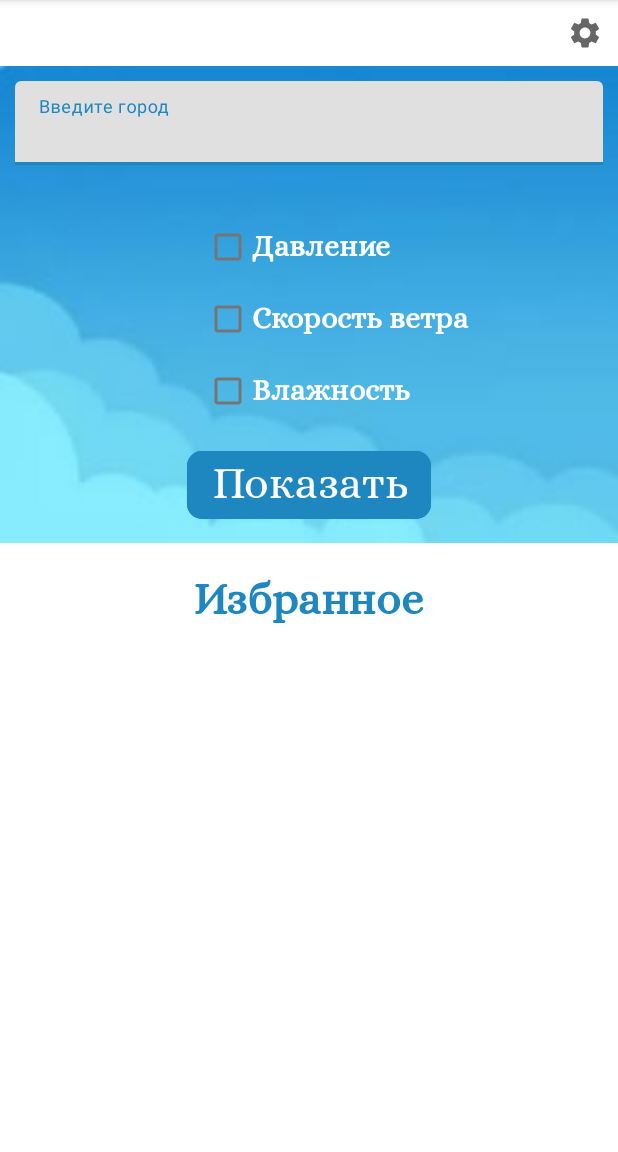
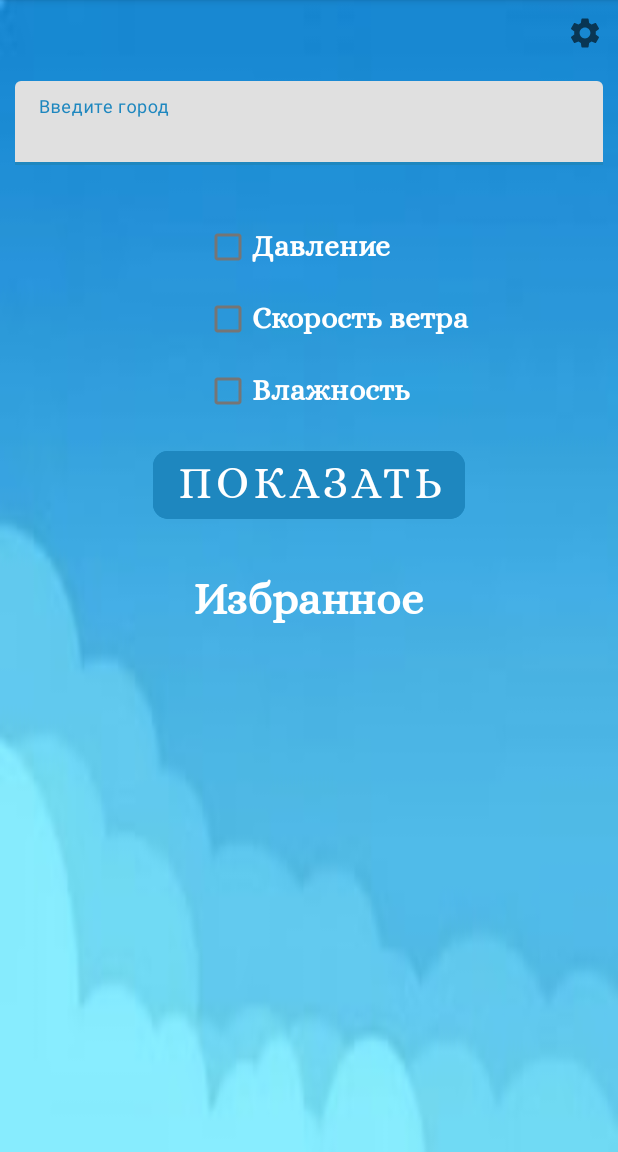
Before and after one commit to AlinaDorozhkina/Weather2, an Android app: the screen it shows after launch (MainActivity), on a phone screen of 412 x 824 dp, the part 84-1236 px from its top. Run offline under Robolectric (Android 15) with nearby library versions, the phone set to English and light mode, and no system bars.

Commit message:
исправила адаптер для избранных городов

```diff
--- a/app/src/main/java/com/example/weatherapp/MainActivity.java
+++ b/app/src/main/java/com/example/weatherapp/MainActivity.java
@@ -7,43 +7,57 @@ import androidx.fragment.app.Fragment;
 import androidx.fragment.app.FragmentManager;
 
 import android.content.Intent;
+import android.content.SharedPreferences;
 import android.os.Bundle;
 import android.util.Log;
 import android.widget.Toast;
 
+import java.util.ArrayList;
+import java.util.HashSet;
+import java.util.List;
+import java.util.Set;
+
 public class MainActivity extends AppCompatActivity {
     private static final String TAG = MainActivity.class.getSimpleName();
+    private final String SAVED_DATA = "savedData";
+    private ArrayList<String> favouritesCities;
+    private FavouritesCityFragment fragment;
+    private SharedPreferences prefs;
 
     @Override
     protected void onCreate(Bundle savedInstanceState) {
         super.onCreate(savedInstanceState);
         setContentView(R.layout.activity_main);
+      //  load();
 
-        String instanceState;
-        if (savedInstanceState == null) {
-            instanceState = "Первый запуск!";
-            Log.d(TAG, "лог: первый запуск");
-        } else {
-            instanceState = "Повторный запуск!";
-            Log.d(TAG, "лог: повторный запуск");
+//        String instanceState;
+//        if (savedInstanceState == null) {
+//            instanceState = "Первый запуск!";
+//            Log.d(TAG, "лог: первый запуск");
+//        } else {
+//            instanceState = "Повторный запуск!";
+//            Log.d(TAG, "лог: повторный запуск");
+//        }
+//        Toast.makeText(getApplicationContext(), instanceState + " - onCreate()", Toast.LENGTH_SHORT).show();
+//        Log.d(TAG, "on create");
+    }
+    private void prepareFavourites (){
+        FragmentManager manager = getSupportFragmentManager();
+        fragment  = (FavouritesCityFragment) manager.findFragmentById(R.id.fragment_for_favorites);
+        if (fragment!=null){
+            fragment.setFavoriteCity(favouritesCities);
         }
-        Toast.makeText(getApplicationContext(), instanceState + " - onCreate()", Toast.LENGTH_SHORT).show();
-        Log.d(TAG, "on create");
     }
 
     @Override
     protected void onActivityResult(int requestCode, int resultCode, @Nullable Intent data) {
         super.onActivityResult(requestCode, resultCode, data);
         if (data != null) {
-            Log.d(TAG, " вызов onActivityResult" + data.getStringExtra(Keys.FAVOURITES));
-            FragmentManager manager = getSupportFragmentManager();
-            FavouritesCityFragment fragment = (FavouritesCityFragment) manager.findFragmentById(R.id.fragment_for_favorites);
-            if (fragment != null) {
-                Log.d(TAG, " передаю значение");
-                fragment.createViewForFavouriteCity(data.getStringExtra(Keys.FAVOURITES));
-            } else {
-                Log.d(TAG, " фрагмент пуст");
+            if (favouritesCities==null){
+                favouritesCities=new ArrayList<>();
             }
+            favouritesCities.add(data.getStringExtra(Keys.FAVOURITES));
+            prepareFavourites();
         }
     }
 
@@ -70,9 +84,12 @@ public class MainActivity extends AppCompatActivity {
 
     @Override
     protected void onSaveInstanceState(@NonNull Bundle saveInstanceState) {
-        super.onSaveInstanceState(saveInstanceState);
         Toast.makeText(getApplicationContext(), "onSaveInstanceState()", Toast.LENGTH_SHORT).show();
         Log.d(TAG, "onSaveInstanceState()");
+        if (favouritesCities != null) {
+            saveInstanceState.putStringArrayList("favourites", favouritesCities);
+            super.onSaveInstanceState(saveInstanceState);
+        }
     }
 
     @Override
@@ -80,6 +97,13 @@ public class MainActivity extends AppCompatActivity {
         super.onRestoreInstanceState(saveInstanceState);
         Toast.makeText(getApplicationContext(), "Повторный запуск!! - onRestoreInstanceState()", Toast.LENGTH_SHORT).show();
         Log.d(TAG, "Повторный запуск!! - onRestoreInstanceState()");
+
+        if (saveInstanceState!=null) {
+            if (saveInstanceState.containsKey("favourites")) {
+                this.favouritesCities = saveInstanceState.getStringArrayList("favourites");
+                prepareFavourites();
+            }
+        }
     }
 
     @Override
@@ -94,6 +118,9 @@ public class MainActivity extends AppCompatActivity {
         super.onRestart();
         Toast.makeText(getApplicationContext(), "onRestart()", Toast.LENGTH_SHORT).show();
         Log.d(TAG, "onRestart");
+//        if (favouritesCities!=null) {
+//            save();
+//        }
     }
 
     @Override
@@ -102,4 +129,21 @@ public class MainActivity extends AppCompatActivity {
         Toast.makeText(getApplicationContext(), "onDestroy()", Toast.LENGTH_SHORT).show();
         Log.d(TAG, "onDestroy()");
     }
+
+   /* public void save (){
+        Set<String> set = new HashSet<>(favouritesCities);
+        prefs = getPreferences(MODE_PRIVATE);
+        SharedPreferences.Editor ed = prefs.edit();
+        ed.putStringSet(SAVED_DATA, set);
+        ed.apply();
+    }
+    public void load (){
+        prefs = getPreferences(MODE_PRIVATE);
+        Set<String> set = new HashSet<>(favouritesCities);
+        Set<String> saved = prefs.getStringSet(SAVED_DATA, set);
+        favouritesCities = new ArrayList<>(saved);
+    }
+
+    */
+
 }
--- a/app/src/main/res/layout/activity_main.xml
+++ b/app/src/main/res/layout/activity_main.xml
@@ -5,6 +5,7 @@
     android:layout_width="match_parent"
     android:layout_height="match_parent"
     android:orientation="vertical"
+    android:background="@drawable/newback2"
 
     tools:context=".MainActivity">
     <ImageView
@@ -35,10 +36,9 @@
         android:layout_height="wrap_content"
         android:layout_gravity="center"
         android:text="@string/pop_city"
-        android:textColor="@color/blues"
+        android:textColor="@color/white"
         style="@style/my_average_text"
-        android:layout_margin="@dimen/common_margin"
-        >
+        android:layout_margin="@dimen/common_margin">
 
     </TextView>
 
--- a/app/src/main/res/layout/fragment_main_functions.xml
+++ b/app/src/main/res/layout/fragment_main_functions.xml
@@ -6,7 +6,6 @@
     android:layout_width="match_parent"
     android:layout_height="wrap_content"
     android:orientation="vertical"
-    android:background="@drawable/newback2"
     tools:context=".MainFunctionsFragment">
 
     <com.google.android.material.textfield.TextInputLayout
@@ -32,7 +31,7 @@
         android:layout_width="match_parent"
         android:layout_height="wrap_content">
 
-        <CheckBox
+        <com.google.android.material.checkbox.MaterialCheckBox
             android:id="@+id/pressure"
             style="@style/my_small_text"
             android:layout_width="wrap_content"
@@ -42,7 +41,7 @@
             app:layout_constraintStart_toStartOf="parent"
             app:layout_constraintTop_toTopOf="parent" />
 
-        <CheckBox
+        <com.google.android.material.checkbox.MaterialCheckBox
             android:id="@+id/speed"
             style="@style/my_small_text"
             android:layout_width="wrap_content"
@@ -52,7 +51,7 @@
             app:layout_constraintStart_toStartOf="parent"
             app:layout_constraintTop_toBottomOf="@id/pressure" />
 
-        <CheckBox
+        <com.google.android.material.checkbox.MaterialCheckBox
             android:id="@+id/moisture"
             style="@style/my_small_text"
             android:layout_width="wrap_content"
@@ -66,19 +65,17 @@
 
     <com.google.android.material.button.MaterialButton
         android:id="@+id/button_show"
-        style="@style/Widget.MaterialComponents.FloatingActionButton"
         android:layout_width="wrap_content"
         android:layout_height="wrap_content"
         android:layout_gravity="center"
         android:layout_margin="@dimen/common_margin_small"
+        android:layout_marginTop="@dimen/common_margin_small"
+        android:backgroundTint="@color/blues"
+        android:fontFamily="@font/alice"
         android:text="@string/show_button"
-        app:cornerRadius="10dp"
-        android:backgroundTint="@color/blues"
-        android:layout_marginTop="@dimen/common_margin_small"
-        android:fontFamily="@font/alice"
         android:textColor="@color/white"
         android:textSize="@dimen/text_size_average"
-        >
+        app:cornerRadius="10dp">
 
     </com.google.android.material.button.MaterialButton>
 
```
Also changed, not shown: app/src/main/java/com/example/weatherapp/FavouritesAdapter.java (+6 -9 lines), app/src/main/java/com/example/weatherapp/FavouritesCityFragment.java (+6 -4 lines), app/src/main/res/values/themes.xml (+5 -4 lines), app/src/main/res/drawable/nebokolos2.png (deleted), app/src/main/res/drawable/pic2.jpg (deleted), app/src/main/res/drawable/picallweather2.png (deleted).
